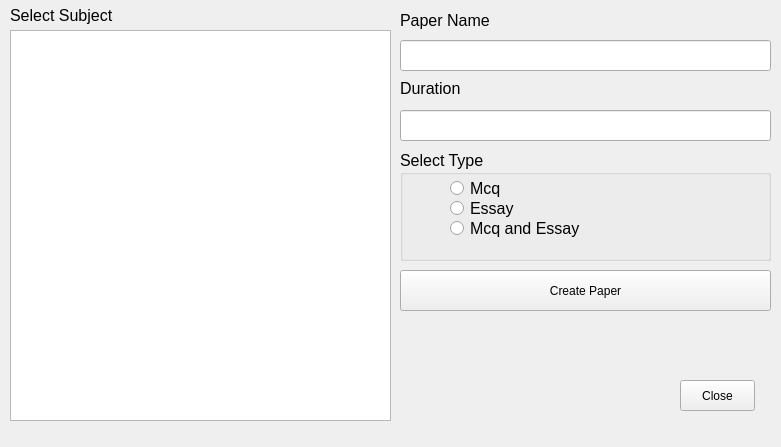
Qt form newhomework.ui (dkithmal/BinduProjectTeacher) before a commit.
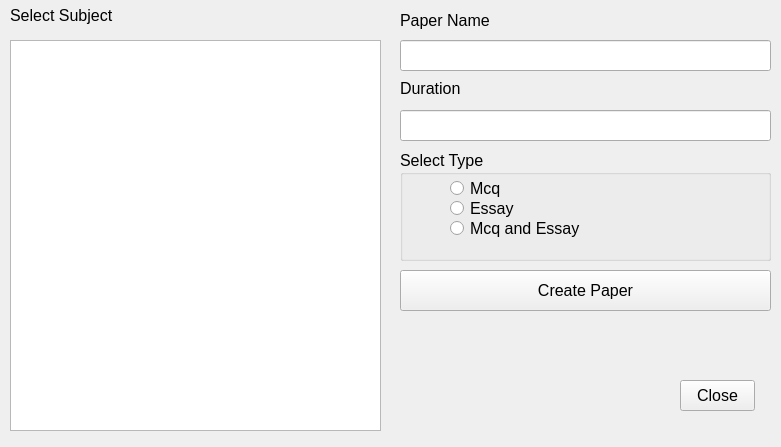
The same form after that commit.

The edit to the form file:
```diff
--- a/newhomework.ui
+++ b/newhomework.ui
@@ -10,19 +10,14 @@
     <height>447</height>
    </rect>
   </property>
+  <property name="font">
+   <font>
+    <pointsize>12</pointsize>
+   </font>
+  </property>
   <property name="windowTitle">
    <string>Form</string>
   </property>
-  <widget class="QTreeView" name="treeView">
-   <property name="geometry">
-    <rect>
-     <x>10</x>
-     <y>30</y>
-     <width>381</width>
-     <height>391</height>
-    </rect>
-   </property>
-  </widget>
   <widget class="QLabel" name="lPaperName">
    <property name="geometry">
     <rect>
@@ -180,6 +175,29 @@
     <string>Close</string>
    </property>
   </widget>
+  <widget class="QTreeWidget" name="tWSelectSubject">
+   <property name="geometry">
+    <rect>
+     <x>10</x>
+     <y>40</y>
+     <width>371</width>
+     <height>391</height>
+    </rect>
+   </property>
+   <property name="font">
+    <font>
+     <pointsize>12</pointsize>
+    </font>
+   </property>
+   <attribute name="headerVisible">
+    <bool>false</bool>
+   </attribute>
+   <column>
+    <property name="text">
+     <string notr="true">1</string>
+    </property>
+   </column>
+  </widget>
  </widget>
  <resources/>
  <connections>
```
